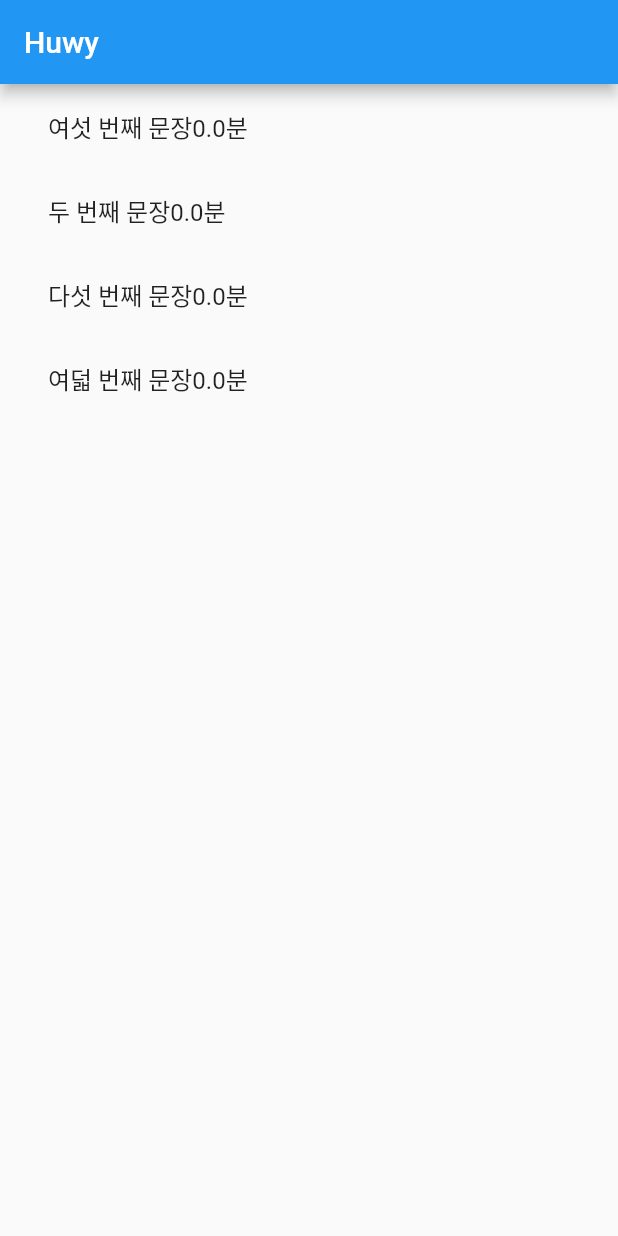
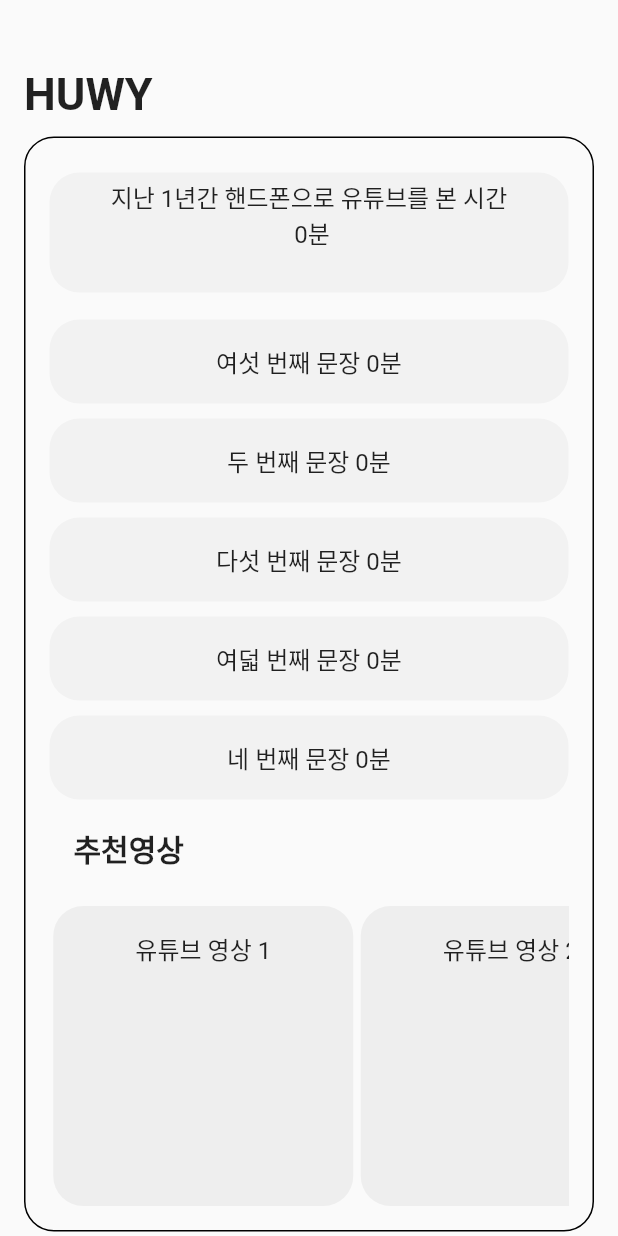
Before and after one commit to ibinsu/huwy, a Flutter app: the screen it shows after launch, on a phone screen of 412 x 824 dp. Run offline on Flutter 3.47's test engine with Material 2 defaults, Android fonts, the phone set to English and light mode, and no system bars; missing offline and left inert: usage_stats; project files that could hold a hidden picture were left out.

Commit message:
combine time

```diff
--- a/lib/main.dart
+++ b/lib/main.dart
@@ -1,8 +1,6 @@
 import 'package:flutter/material.dart';
 import 'dart:async';
 import 'package:usage_stats/usage_stats.dart';
-
-import 'package:flutter/material.dart';
 
 void main() {
   runApp(MyApp());
@@ -33,7 +31,6 @@ class _HuwyHomePageState extends State<HuwyHomePage> {
   var _combineUsage;
 
 
-
   List<String> displayedSentences = [];
 
   @override
@@ -50,15 +47,15 @@ class _HuwyHomePageState extends State<HuwyHomePage> {
 
     List<String> sentences = [
       '첫 번째 문장 ${_combineUsage}분',
-      '두 번째 문장${_combineUsage}분',
-      '세 번째 문장${_combineUsage}분',
-      '네 번째 문장${_combineUsage}분',
-      '다섯 번째 문장${_combineUsage}분',
-      '여섯 번째 문장${_combineUsage}분',
-      '일곱 번째 문장${_combineUsage}분',
-      '여덟 번째 문장${_combineUsage}분',
-      '아홉 번째 문장${_combineUsage}분',
-      '열 번째 문장${_combineUsage}분',
+      '두 번째 문장 ${_combineUsage}분',
+      '세 번째 문장 ${_combineUsage}분',
+      '네 번째 문장 ${_combineUsage}분',
+      '다섯 번째 문장 ${_combineUsage}분',
+      '여섯 번째 문장 ${_combineUsage}분',
+      '일곱 번째 문장 ${_combineUsage}분',
+      '여덟 번째 문장 ${_combineUsage}분',
+      '아홉 번째 문장 ${_combineUsage}분',
+      '열 번째 문장 ${_combineUsage}분',
     ];
 
     setState(() {
@@ -66,7 +63,7 @@ class _HuwyHomePageState extends State<HuwyHomePage> {
 
       // 문장 목록에서 무작위로 4개 선택
       sentences.shuffle();
-      displayedSentences = sentences.sublist(0, 4);
+      displayedSentences = sentences.sublist(0, 5);
     });
   }
 
@@ -93,7 +90,7 @@ class _HuwyHomePageState extends State<HuwyHomePage> {
 
       setState(() {
         usageInfoList = filteredUsageInfoList.reversed.toList();
-        _combineUsage = totalForegroundTime / 1000 / 60;
+        _combineUsage = (totalForegroundTime / 1000 / 60).round();
       });
     } catch (err) {
       print(err);
@@ -104,22 +101,153 @@ class _HuwyHomePageState extends State<HuwyHomePage> {
   @override
   Widget build(BuildContext context) {
     return Scaffold(
-      appBar: AppBar(
-        title: Text('Huwy'),
+      appBar: null,
+      body: Column(
+        children: [
+        Container(
+          height: 35,
         ),
-      body: RefreshIndicator(
-        onRefresh: refreshSentences, // 새로고침 시 refreshSentences 함수 호출
-        child: Padding(
-          padding: EdgeInsets.symmetric(horizontal: 16.0),
+          ListTile(
+            title: Text("HUWY",
+              style: TextStyle(
+                fontSize: 30.0, // 폰트 크기 조절
+                fontWeight: FontWeight.bold, // 폰트 두껍게 설정 (선택사항)
+              ),
+            ),
+          ),
+          Container(
+            height: 730,
+          margin: EdgeInsets.symmetric(horizontal: 16.0),
+          decoration: BoxDecoration(
+            borderRadius: BorderRadius.circular(20.0),
+            border: Border.all(
+              color: Colors.black,
+              width: 1.0,
+            ),
+          ),
+          child: RefreshIndicator(
+            onRefresh: refreshSentences,
             child: ListView(
+              padding: EdgeInsets.only(top: 10.0),
               children: [
+                Container(
+                    margin: EdgeInsets.symmetric(horizontal: 16.0, vertical: 13.0),
+                    height: 80,
+                    decoration: BoxDecoration(
+                      color: Color(0xFFF2F2F2),
+                      borderRadius: BorderRadius.circular(20.0),
+                    ),
+                    child: ListTile(
+                      title: Text("지난 1년간 핸드폰으로 유튜브를 본 시간\n ${_combineUsage}분",textAlign: TextAlign.center,),
+                    ),
+                ),
                 for (var sentence in displayedSentences)
-                ListTile(
-                  title: Text(sentence),
+                  Container(
+                    margin: EdgeInsets.symmetric(horizontal: 16.0, vertical: 5.0),
+                    decoration: BoxDecoration(
+                      color: Color(0xFFF2F2F2),
+                      borderRadius: BorderRadius.circular(20.0),
+                    ),
+                    child: ListTile(
+                      title: Text(sentence,textAlign: TextAlign.center,),
+                    ),
+                  ),
+                Container(
+                  margin: EdgeInsets.symmetric(horizontal: 16.0),
+                  child: ListTile(
+                    title: Text("추천영상",
+                      style: TextStyle(
+                        fontSize: 20.0, // 폰트 크기 조절
+                        fontWeight: FontWeight.bold, // 폰트 두껍게 설정 (선택사항)
+                      ),
+                    ),
+                  ),
+                ),
+                Container(
+                  margin: EdgeInsets.symmetric(horizontal: 16.0, vertical: 5.0),
+                  child:SingleChildScrollView(
+                    scrollDirection: Axis.horizontal,
+                    child: Row(
+                      children: [
+                        Container(
+                          margin: EdgeInsets.symmetric(horizontal: 2.5, vertical: 5.0),
+                          width: 200.0, // 컨테이너 너비 조정
+                          height: 200.0, // 컨테이너 높이 조정
+                          decoration: BoxDecoration(
+                            color: Colors.grey[200],
+                            borderRadius: BorderRadius.circular(20.0),
+                          ),
+                          child: ListTile(
+                            title: Text(
+                              "유튜브 영상 1",
+                              textAlign: TextAlign.center,
+                              style: TextStyle(
+                                height: 1.5, // 조정 가능한 줄 간격
+                              ),
+                            ),
+                          ),
+                        ),
+                        Container(
+                          margin: EdgeInsets.symmetric(horizontal: 2.5, vertical: 5.0),
+                          width: 200.0, // 컨테이너 너비 조정
+                          height: 200.0, // 컨테이너 높이 조정
+                          decoration: BoxDecoration(
+                            color: Colors.grey[200],
+                            borderRadius: BorderRadius.circular(20.0),
+                          ),
+                          child: ListTile(
+                            title: Text(
+                              "유튜브 영상 2",
+                              textAlign: TextAlign.center,
+                              style: TextStyle(
+                                height: 1.5, // 조정 가능한 줄 간격
+                              ),
+                            ),
+                          ),
+                        ),Container(
+                          margin: EdgeInsets.symmetric(horizontal: 2.5, vertical: 5.0),
+                          width: 200.0, // 컨테이너 너비 조정
+                          height: 200.0, // 컨테이너 높이 조정
+                          decoration: BoxDecoration(
+                            color: Colors.grey[200],
+                            borderRadius: BorderRadius.circular(20.0),
+                          ),
+                          child: ListTile(
+                            title: Text(
+                              "유튜브 영상 3",
+                              textAlign: TextAlign.center,
+                              style: TextStyle(
+                                height: 1.5, // 조정 가능한 줄 간격
+                              ),
+                            ),
+                          ),
+                        ),Container(
+                          margin: EdgeInsets.symmetric(horizontal: 2.5, vertical: 5.0),
+                          width: 200.0, // 컨테이너 너비 조정
+                          height: 200.0, // 컨테이너 높이 조정
+                          decoration: BoxDecoration(
+                            color: Colors.grey[200],
+                            borderRadius: BorderRadius.circular(20.0),
+                          ),
+                          child: ListTile(
+                            title: Text(
+                              "유튜브 영상 4",
+                              textAlign: TextAlign.center,
+                              style: TextStyle(
+                                height: 1.5, // 조정 가능한 줄 간격
+                              ),
+                            ),
+                          ),
                         ),
                       ],
                     ),
                   ),
+                ),
+              ],
+            ),
+          ),
+        )
+        ],
       ),
     );
   }
```
Lines whose indentation alone changed are shown as unchanged.
